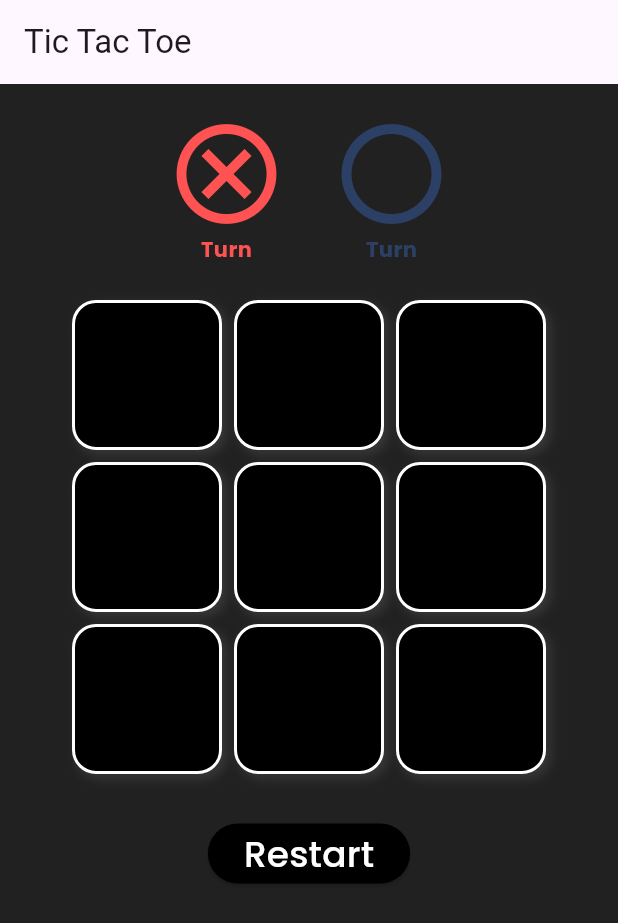
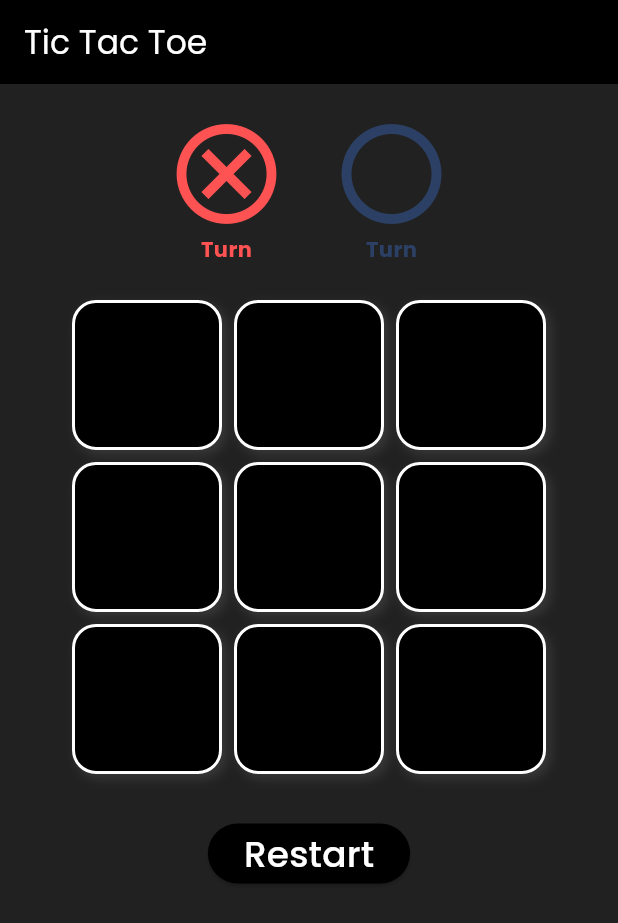
Before and after one commit to abhisheksinghaitd-ai/tic_tac_toe, a Flutter app: the screen it shows after launch, on a phone screen of 412 x 824 dp. Shown: the top 923 px of the screen. Run offline on Flutter 3.47's test engine with Material 3 defaults, Android fonts, the phone set to English and light mode, and no system bars; our stand-ins replace google_fonts.

Commit message:
Update main.dart

```diff
--- a/lib/main.dart
+++ b/lib/main.dart
@@ -174,7 +174,7 @@ class _HomePageState extends State<HomePage> with SingleTickerProviderStateMixin
     if (x() == 'DRAW') return _buildWinnerScreen('DRAW');
 
     return Scaffold(
-      appBar: AppBar(title: const Text('Tic Tac Toe')),
+      appBar: AppBar(title: Text('Tic Tac Toe',style: GoogleFonts.poppins(color: Colors.white),),backgroundColor:Colors.black),
       backgroundColor: Colors.grey[900], // make the whole screen dark
       body: Column(
         children: [
```
